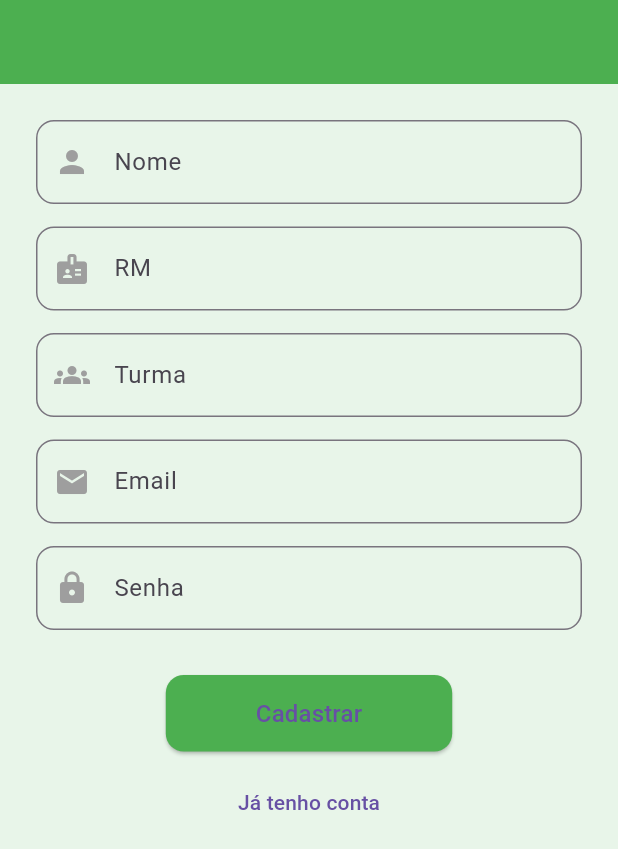
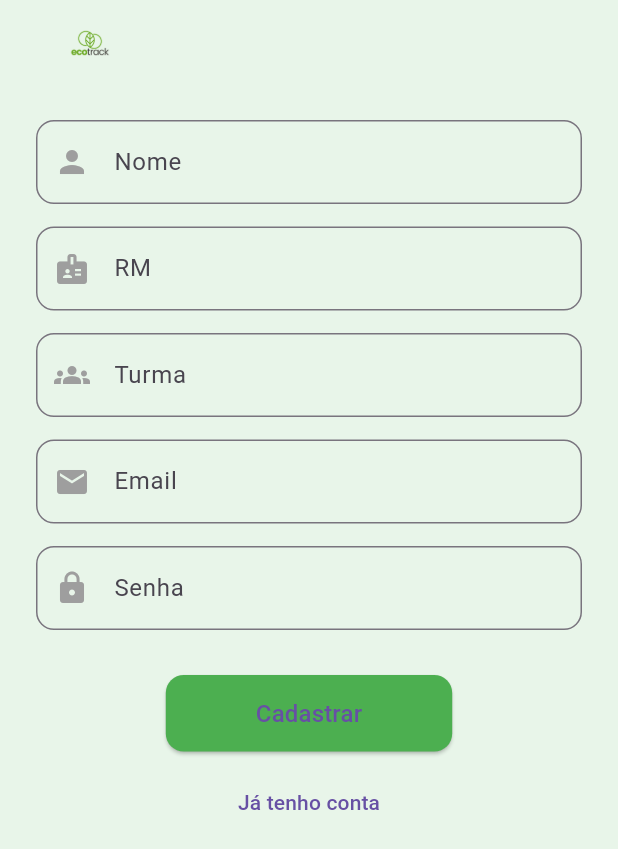
Before and after one commit to batistbz/pam_bea2, a Flutter app: the RegisterScreen screen opened directly, on a phone screen of 412 x 824 dp. Shown: the top 849 px of the screen. Run offline on Flutter 3.47's test engine with Material 3 defaults, Android fonts, the phone set to English and light mode, and no system bars.

Commit message:
deu por hoje

```diff
--- a/appeco/lib/screens/register_screen.dart
+++ b/appeco/lib/screens/register_screen.dart
@@ -41,10 +41,18 @@ class _RegisterScreenState extends State<RegisterScreen> {
     return Scaffold(
       backgroundColor: Colors.green[50],
       appBar: AppBar(
-
-        centerTitle: true,
+        backgroundColor: Colors.green[50],
         automaticallyImplyLeading: false,
-        backgroundColor: Colors.green,
+        leadingWidth: 120,
+        leading: Padding(
+          padding: EdgeInsets.all(8),
+          child: Image.asset(
+            "assets/ecotrack.png",
+          height: 150,
+          width: 150,
+          fit: BoxFit.contain,
+          ),
+        ),
       ),
 
       body: Padding(
```
